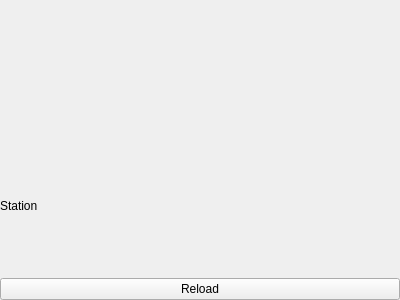
Before: the Qt Designer form src/ui/reoshubeausettingswidget.ui in vcloarec/ReosProject, drawn with Qt 5.
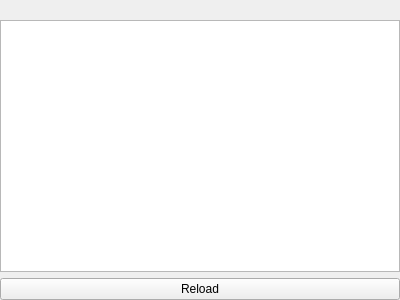
After: the same form once the commit is applied. Icons and pictures are not drawn.

Diff of the .ui file:
```diff
--- a/src/ui/reoshubeausettingswidget.ui
+++ b/src/ui/reoshubeausettingswidget.ui
@@ -33,6 +33,9 @@
      </property>
     </widget>
    </item>
+   <item row="1" column="0">
+    <widget class="QTextBrowser" name="mTextBrowser"/>
+   </item>
    <item row="0" column="0">
     <widget class="QLabel" name="label">
      <property name="text">
@@ -46,16 +49,6 @@
      </property>
     </widget>
    </item>
-   <item row="1" column="0">
-    <widget class="QLabel" name="mLabelStation">
-     <property name="text">
-      <string>Station</string>
-     </property>
-     <property name="wordWrap">
-      <bool>true</bool>
-     </property>
-    </widget>
-   </item>
   </layout>
  </widget>
  <resources>
```
